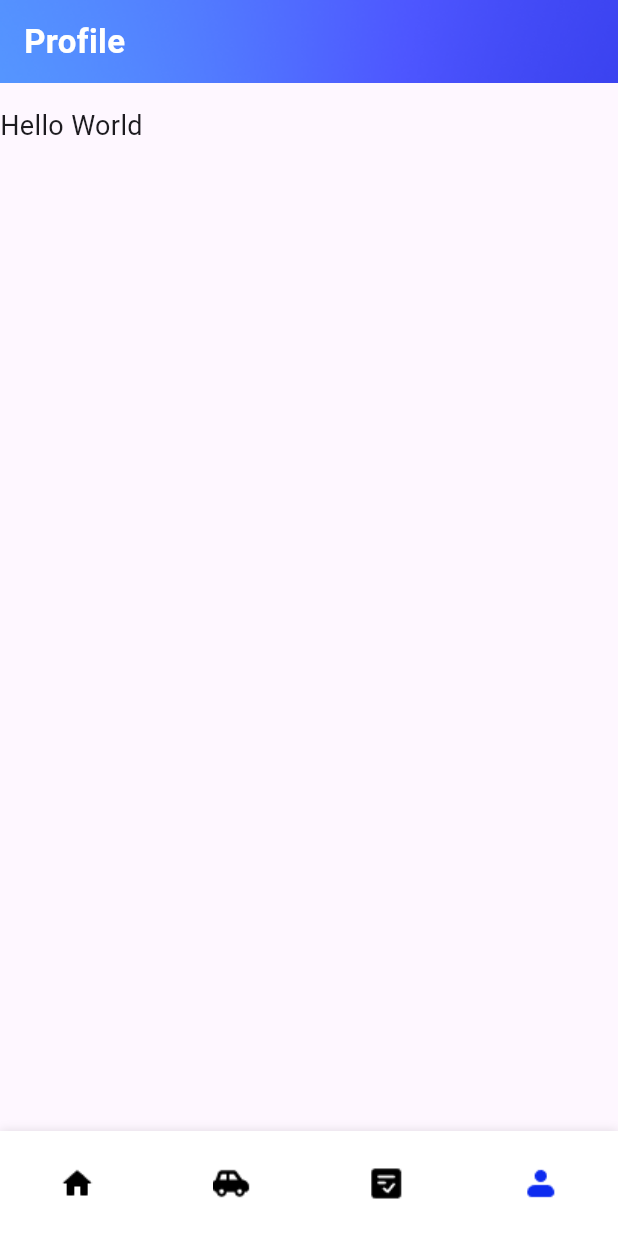
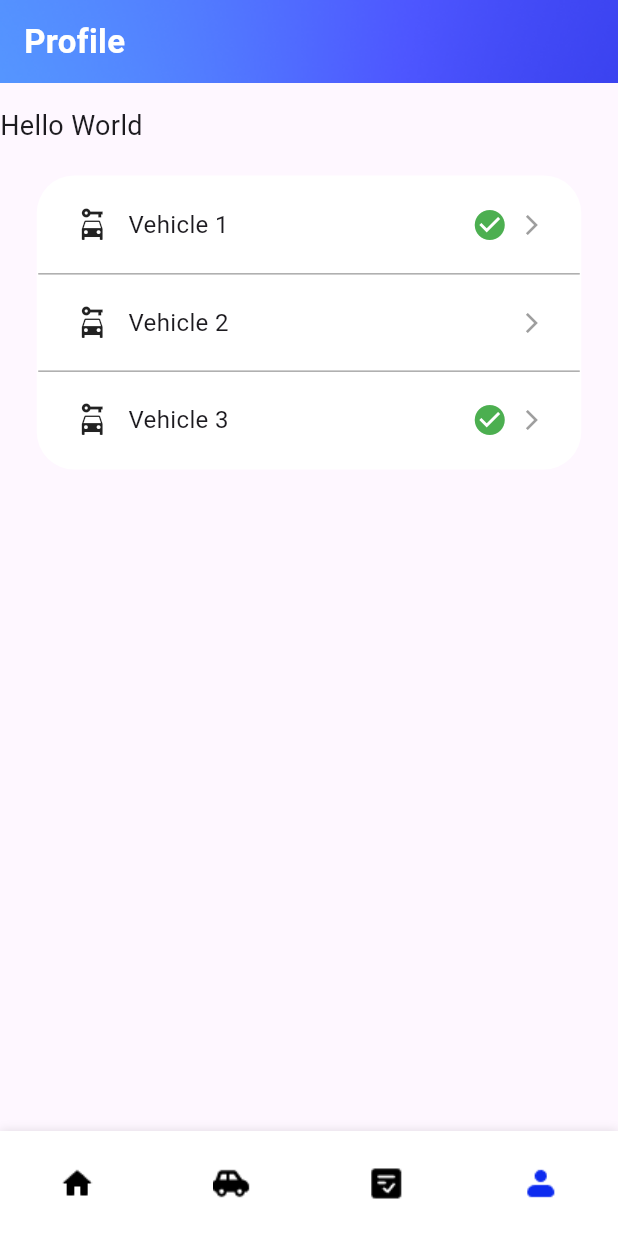
Before and after one commit to lxy0626/fyptayarman, a Flutter app: the screen it shows after launch, item 4 of the bottom bar chosen, on a phone screen of 412 x 824 dp. Run offline on Flutter 3.47's test engine with Material 3 defaults, Android fonts, the phone set to English and light mode, and no system bars.

Commit message:
1
screen
profile
widgets
tile, tile container
images,
for profile

```diff
--- a/lib/presentation/screen/profile.dart
+++ b/lib/presentation/screen/profile.dart
@@ -1,5 +1,7 @@
 import 'package:flutter/material.dart';
 import 'package:fyptayarman/presentation/screen/scaffold.dart';
+import 'package:fyptayarman/presentation/widget/dynamic_tile_container.dart';
+import 'package:fyptayarman/presentation/widget/list_item_tile.dart';
 
 class ProfileScreen extends StatelessWidget {
   const ProfileScreen({super.key});
@@ -8,9 +10,37 @@ class ProfileScreen extends StatelessWidget {
   Widget build(BuildContext context) {
     return PageScaffold(
       title: 'Profile',
-        child: Text(
-          'Hello World',
-          style: TextStyle(fontSize: 18),
+        child: Column(
+        crossAxisAlignment: CrossAxisAlignment.start,
+        children: [
+          const Text(
+            'Hello World',
+            style: TextStyle(fontSize: 18),
+          ),
+          const SizedBox(height: 20),
+          DynamicTileContainer(
+            tiles: [
+              ListItemTile(
+                icon: const Icon(Icons.car_rental),
+                title: 'Vehicle 1',
+                isConditionMet: true,
+                onTap: () {},
+              ),
+              ListItemTile(
+                icon: const Icon(Icons.car_rental),
+                title: 'Vehicle 2',
+                isConditionMet: false,
+                onTap: () {},
+              ),
+              ListItemTile(
+                icon: const Icon(Icons.car_rental),
+                title: 'Vehicle 3',
+                isConditionMet: true,
+                onTap: () {},
+              ),
+            ],
+          ),
+        ],
       ),
     );
   }
--- /dev/null
+++ b/lib/presentation/widget/dynamic_tile_container.dart
@@ -0,0 +1,53 @@
+import 'package:flutter/material.dart';
+import 'list_item_tile.dart';
+
+class DynamicTileContainer extends StatelessWidget {
+  final List<ListItemTile> tiles;
+  final Color backgroundColor; // Custom background color
+
+  const DynamicTileContainer({
+    super.key,
+    required this.tiles,
+    this.backgroundColor = const Color(0xFFFFFFFF), // default white
+  });
+
+  @override
+  Widget build(BuildContext context) {
+    return Center(
+      child: Container(
+        width: 363,
+        decoration: BoxDecoration(
+          color: backgroundColor, // Set your hex color here
+          border: Border.all(color: Colors.transparent), // transparent border
+          borderRadius: BorderRadius.circular(25),
+        ),
+        child: Column(
+          mainAxisSize: MainAxisSize.min,
+          children: List.generate(tiles.length, (index) {
+            BorderSide borderSide = const BorderSide(color: Colors.grey, width: 0.5);
+
+            // Inner border between tiles
+            Border border;
+            if (index == 0 && tiles.length == 1) {
+              border = Border.all(color: Colors.grey, width: 0.5);
+            } else if (index == 0) {
+              border = Border(bottom: borderSide);
+            } else if (index == tiles.length - 1) {
+              border = Border(top: borderSide);
+            } else {
+              border = Border(top: borderSide, bottom: borderSide);
+            }
+
+            return Container(
+              padding: const EdgeInsets.symmetric(vertical: 8, horizontal: 8),
+              decoration: BoxDecoration(
+                border: border,
+              ),
+              child: tiles[index],
+            );
+          }),
+        ),
+      ),
+    );
+  }
+}
--- /dev/null
+++ b/lib/presentation/widget/list_item_tile.dart
@@ -0,0 +1,45 @@
+import 'package:flutter/material.dart';
+
+class ListItemTile extends StatelessWidget {
+  final Widget icon;
+  final String title;
+  final VoidCallback? onTap;
+  final bool isConditionMet;
+
+  const ListItemTile({
+    super.key,
+    required this.icon,
+    required this.title,
+    this.onTap,
+    this.isConditionMet = false,
+  });
+
+  @override
+  Widget build(BuildContext context) {
+    return InkWell(
+      onTap: onTap,
+      child: Padding(
+        padding: const EdgeInsets.symmetric(horizontal: 16, vertical: 12),
+        child: Row(
+          children: [
+            icon,
+            const SizedBox(width: 12),
+            Expanded(
+              child: Text(
+                title,
+                style: const TextStyle(fontSize: 16),
+              ),
+            ),
+            if (isConditionMet)
+              const Icon(
+                Icons.check_circle,
+                color: Colors.green,
+              ),
+            const SizedBox(width: 8),
+            const Icon(Icons.arrow_forward_ios, size: 16, color: Colors.grey),
+          ],
+        ),
+      ),
+    );
+  }
+}
--- a/pubspec.yaml
+++ b/pubspec.yaml
@@ -70,6 +70,12 @@ flutter:
     - assets/roentgen_tyre.png
     - assets/bg.png
     - assets/vios.png
+    - assets/basil_camera-solid.png
+    - assets/mingcute_lock-fill.png
+    - assets/tabler_password.png
+    - assets/tabler_fingerprint.png
+    - assets/solar_card-bold.png
+    - assets/ic_baseline-email.png
 
   # An image asset can refer to one or more resolution-specific "variants", see
   # https://flutter.dev/to/resolution-aware-images
```
Also changed, not shown: assets/basil_camera-solid.png (added), assets/ic_baseline-email.png (added), assets/mingcute_lock-fill.png (added), assets/solar_card-bold.png (added), assets/tabler_fingerprint.png (added), assets/tabler_password.png (added).
